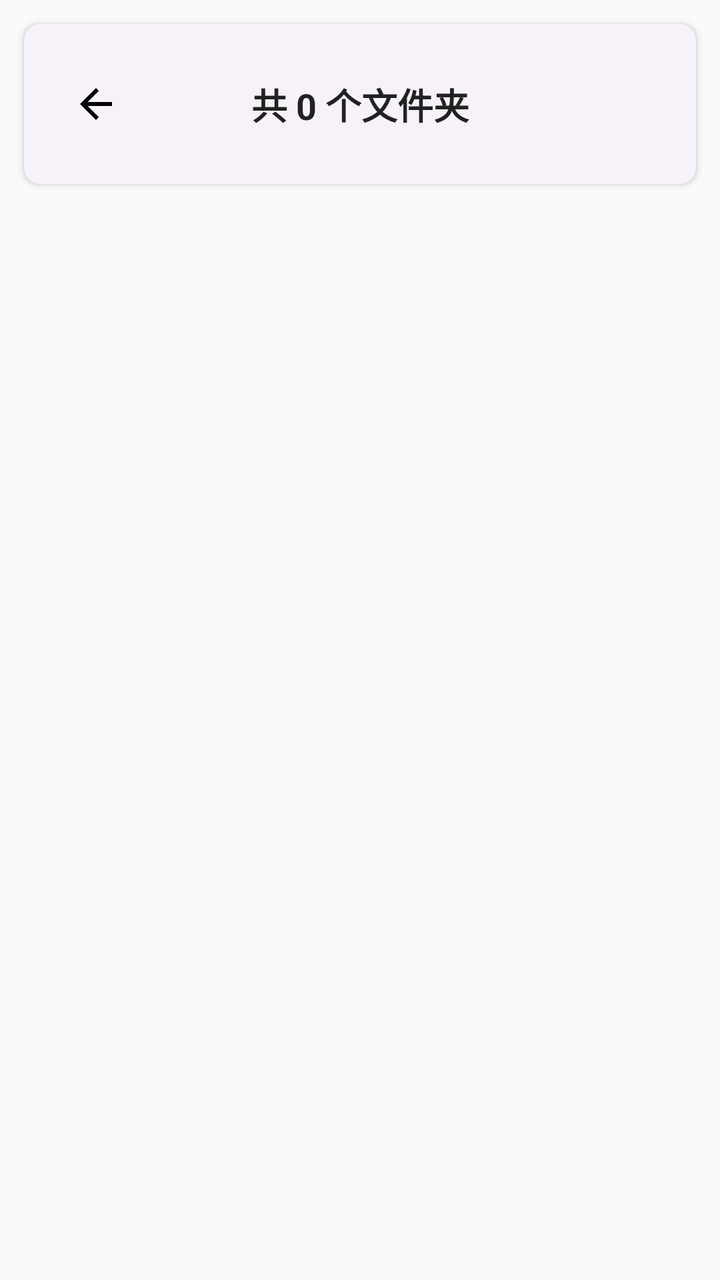
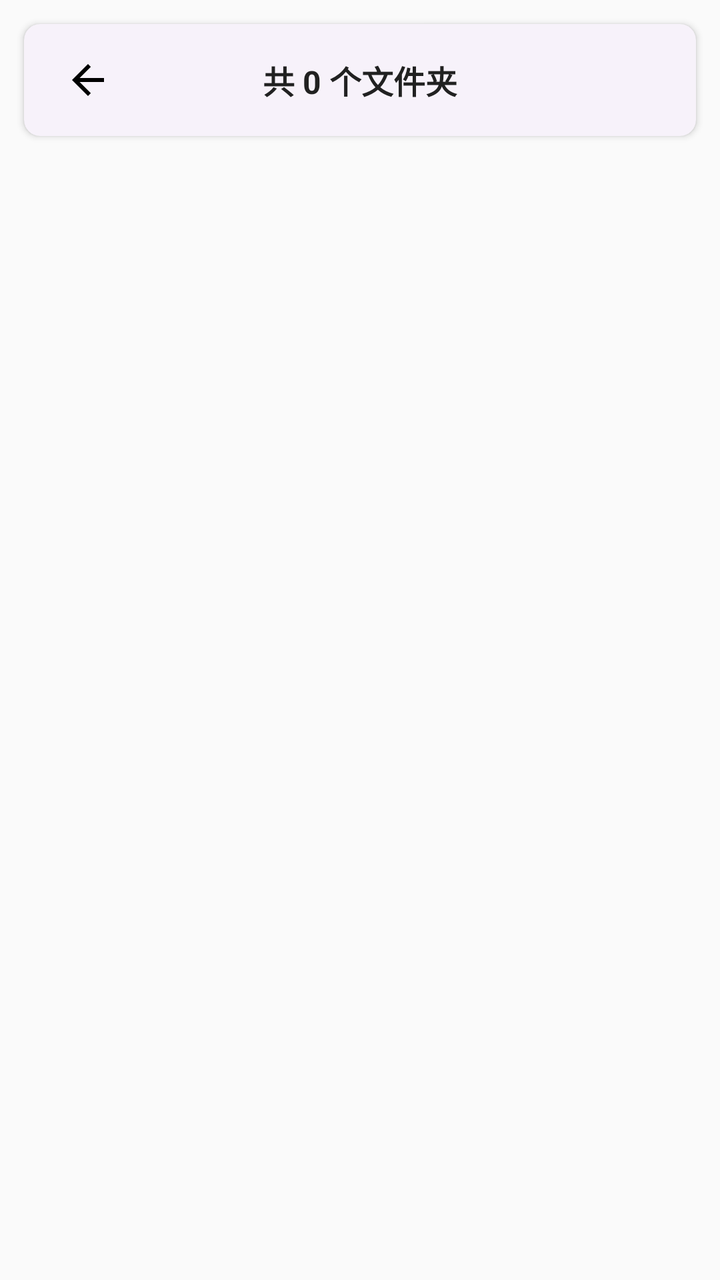

Two renders of the same Android screen: before a commit and after it. Below are the layout's source before the change and the commit's diff.
<!-- AndroidManifest.xml: application theme Theme.SelfCamMonitor -->
<!-- res/layout/activity_recordings.xml -->
<?xml version="1.0" encoding="utf-8"?>
<LinearLayout xmlns:android="http://schemas.android.com/apk/res/android"
    xmlns:app="http://schemas.android.com/apk/res-auto"
    xmlns:tools="http://schemas.android.com/tools"
    android:layout_width="match_parent"
    android:layout_height="match_parent"
    android:orientation="vertical"
    android:background="@color/background_light"
    android:focusableInTouchMode="true"
    android:fitsSystemWindows="true">

    
    <androidx.cardview.widget.CardView
        android:layout_width="match_parent"
        android:layout_height="wrap_content"
        android:layout_margin="12dp"
        app:cardCornerRadius="8dp"
        app:cardElevation="2dp">

        <androidx.constraintlayout.widget.ConstraintLayout
            android:layout_width="match_parent"
            android:layout_height="wrap_content"
            android:paddingHorizontal="12dp"
            android:paddingVertical="16dp">

            
            <ImageButton
                android:id="@+id/btnBack"
                android:layout_width="48dp"
                android:layout_height="48dp"
                android:src="@drawable/ic_menu_revert"
                android:background="?attr/selectableItemBackgroundBorderless"
                android:contentDescription="返回"
                android:visibility="visible"
                tools:ignore="MissingConstraints" />

            
            <Button
                android:id="@+id/btnSelectAll"
                android:layout_width="wrap_content"
                android:layout_height="wrap_content"
                android:text="全选"
                android:textSize="14sp"
                android:visibility="gone"
                style="@style/Widget.Material3.Button.TextButton"
                app:layout_constraintStart_toStartOf="parent"
                app:layout_constraintTop_toTopOf="parent"
                app:layout_constraintBottom_toBottomOf="parent" />

            
            <Button
                android:id="@+id/btnCancelSelect"
                android:layout_width="wrap_content"
                android:layout_height="wrap_content"
                android:text="取消"
                android:textSize="14sp"
                style="@style/Widget.Material3.Button.TextButton"
                android:visibility="gone"
                app:layout_constraintEnd_toEndOf="parent"
                app:layout_constraintTop_toTopOf="parent"
                app:layout_constraintBottom_toBottomOf="parent" />

            
            <TextView
                android:id="@+id/tvFileCount"
                android:layout_width="wrap_content"
                android:layout_height="wrap_content"
                android:text="共 0 个文件夹"
                android:textSize="18sp"
                android:textStyle="bold"
                android:textColor="@color/text_primary"
                android:visibility="visible"
                app:layout_constraintStart_toStartOf="parent"
                app:layout_constraintEnd_toEndOf="parent"
                app:layout_constraintTop_toTopOf="parent"
                app:layout_constraintBottom_toBottomOf="parent" />

            
            <TextView
                android:id="@+id/tvSelectedCount"
                android:layout_width="wrap_content"
                android:layout_height="wrap_content"
                android:text="已选 0 项"
                android:textSize="16sp"
                android:textColor="@color/text_primary"
                android:visibility="gone"
                app:layout_constraintStart_toStartOf="parent"
                app:layout_constraintEnd_toEndOf="parent"
                app:layout_constraintTop_toTopOf="parent"
                app:layout_constraintBottom_toBottomOf="parent" />
        </androidx.constraintlayout.widget.ConstraintLayout>
    </androidx.cardview.widget.CardView>

    
    <androidx.recyclerview.widget.RecyclerView
        android:id="@+id/recyclerView"
        android:layout_width="match_parent"
        android:layout_height="0dp"
        android:layout_weight="1"
        android:padding="4dp" />

    
    <LinearLayout
        android:id="@+id/buttonCard"
        android:layout_width="match_parent"
        android:layout_height="wrap_content"
        android:layout_margin="8dp"
        android:orientation="horizontal"
        android:gravity="center_vertical"
        android:visibility="gone">

        <androidx.cardview.widget.CardView
            android:layout_width="0dp"
            android:layout_height="wrap_content"
            android:layout_weight="1"
            android:layout_marginEnd="4dp"
            app:cardCornerRadius="8dp"
            app:cardElevation="2dp">

            <Button
                android:id="@+id/btnDelete"
                android:layout_width="match_parent"
                android:layout_height="wrap_content"
                android:text="删除选中"
                android:textSize="16sp"
                android:backgroundTint="@color/status_stopped"
                android:paddingVertical="12dp" />
        </androidx.cardview.widget.CardView>

        <androidx.cardview.widget.CardView
            android:layout_width="0dp"
            android:layout_height="wrap_content"
            android:layout_weight="1"
            android:layout_marginStart="4dp"
            app:cardCornerRadius="8dp"
            app:cardElevation="2dp">

            <Button
                android:id="@+id/btnExport"
                android:layout_width="match_parent"
                android:layout_height="wrap_content"
                android:text="导出选中"
                android:textSize="16sp"
                android:backgroundTint="@color/primary"
                android:paddingVertical="12dp" />
        </androidx.cardview.widget.CardView>
    </LinearLayout>
</LinearLayout>
<!-- resources referenced by this layout -->
<resources>
  <color name="background_light">#FAFAFA</color>
  <color name="primary">#2196F3</color>
  <color name="status_stopped">#F44336</color>
  <color name="text_primary">#212121</color>
  <!-- drawable ic_menu_revert (drawable) -->
  <vector xmlns:android="http://schemas.android.com/apk/res/android" android:autoMirrored="true" android:height="24dp" android:tint="#000000" android:viewportHeight="24" android:viewportWidth="24" android:width="24dp">
        
      <path android:fillColor="@android:color/white" android:pathData="M20,11H7.83l5.59,-5.59L12,4l-8,8 8,8 1.41,-1.41L7.83,13H20v-2z"/>
      
  </vector>
  <style name="Theme.SelfCamMonitor" parent="Base.Theme.SelfCamMonitor" />
  <color name="white">#FFFFFFFF</color>
  <color name="primary_light">#BBDEFB</color>
  <color name="primary_dark">#1976D2</color>
  <color name="accent">#FF5722</color>
  <color name="surface">#FFFFFF</color>
  <style name="Widget.SelfCamMonitor.CardView" parent="Widget.Material3.CardView.Elevated">
          <item name="cardCornerRadius">12dp</item>
          <item name="cardElevation">4dp</item>
          <item name="strokeWidth">0dp</item>
      </style>
  <!-- unchanged entries left out for length: 1 -->
</resources>

<!-- the commit's change to res/layout/activity_recordings.xml (unified diff, before → after) -->
@@ -21,13 +21,13 @@
             android:layout_width="match_parent"
             android:layout_height="wrap_content"
             android:paddingHorizontal="12dp"
-            android:paddingVertical="16dp">
+            android:paddingVertical="8dp">
 
             
             <ImageButton
                 android:id="@+id/btnBack"
-                android:layout_width="48dp"
-                android:layout_height="48dp"
+                android:layout_width="40dp"
+                android:layout_height="40dp"
                 android:src="@drawable/ic_menu_revert"
                 android:background="?attr/selectableItemBackgroundBorderless"
                 android:contentDescription="返回"
@@ -38,7 +38,10 @@
             <Button
                 android:id="@+id/btnSelectAll"
                 android:layout_width="wrap_content"
-                android:layout_height="wrap_content"
+                android:layout_height="40dp"
+                android:minHeight="0dp"
+                android:insetTop="0dp"
+                android:insetBottom="0dp"
                 android:text="全选"
                 android:textSize="14sp"
                 android:visibility="gone"
@@ -51,7 +54,10 @@
             <Button
                 android:id="@+id/btnCancelSelect"
                 android:layout_width="wrap_content"
-                android:layout_height="wrap_content"
+                android:layout_height="40dp"
+                android:minHeight="0dp"
+                android:insetTop="0dp"
+                android:insetBottom="0dp"
                 android:text="取消"
                 android:textSize="14sp"
                 style="@style/Widget.Material3.Button.TextButton"
@@ -66,7 +72,7 @@
                 android:layout_width="wrap_content"
                 android:layout_height="wrap_content"
                 android:text="共 0 个文件夹"
-                android:textSize="18sp"
+                android:textSize="16sp"
                 android:textStyle="bold"
                 android:textColor="@color/text_primary"
                 android:visibility="visible"
@@ -81,7 +87,7 @@
                 android:layout_width="wrap_content"
                 android:layout_height="wrap_content"
                 android:text="已选 0 项"
-                android:textSize="16sp"
+                android:textSize="15sp"
                 android:textColor="@color/text_primary"
                 android:visibility="gone"
                 app:layout_constraintStart_toStartOf="parent"
@@ -92,57 +98,88 @@
     </androidx.cardview.widget.CardView>
 
     
-    <androidx.recyclerview.widget.RecyclerView
-        android:id="@+id/recyclerView"
+    <FrameLayout
         android:layout_width="match_parent"
         android:layout_height="0dp"
-        android:layout_weight="1"
-        android:padding="4dp" />
+        android:layout_weight="1">
+
+        <androidx.recyclerview.widget.RecyclerView
+            android:id="@+id/recyclerView"
+            android:layout_width="match_parent"
+            android:layout_height="match_parent"
+            android:padding="4dp" />
+
+        <LinearLayout
+            android:id="@+id/emptyView"
+            android:layout_width="wrap_content"
+            android:layout_height="wrap_content"
+            android:layout_gravity="center"
+            android:orientation="vertical"
+            android:gravity="center"
+            android:visibility="gone">
+
+            <ImageView
+                android:layout_width="56dp"
+                android:layout_height="56dp"
+                android:src="@drawable/ic_movie"
+                app:tint="@color/text_hint"
+                android:contentDescription="暂无录像" />
+
+            <TextView
+                android:layout_width="wrap_content"
+                android:layout_height="wrap_content"
+                android:text="暂无录像"
+                android:textSize="14sp"
+                android:textColor="@color/text_secondary"
+                android:layout_marginTop="12dp" />
+
+            <TextView
+                android:layout_width="wrap_content"
+                android:layout_height="wrap_content"
+                android:text="启动监控后，录像将按日期自动归档到这里"
+                android:textSize="12sp"
+                android:textColor="@color/text_hint"
+                android:layout_marginTop="4dp" />
+        </LinearLayout>
+    </FrameLayout>
 
     
     <LinearLayout
         android:id="@+id/buttonCard"
         android:layout_width="match_parent"
         android:layout_height="wrap_content"
-        android:layout_margin="8dp"
+        android:layout_margin="12dp"
         android:orientation="horizontal"
         android:gravity="center_vertical"
         android:visibility="gone">
 
-        <androidx.cardview.widget.CardView
+        <com.google.android.material.button.MaterialButton
+            android:id="@+id/btnDelete"
             android:layout_width="0dp"
             android:layout_height="wrap_content"
             android:layout_weight="1"
-            android:layout_marginEnd="4dp"
-            app:cardCornerRadius="8dp"
-            app:cardElevation="2dp">
+            android:text="删除选中"
+            android:textSize="15sp"
+            style="@style/Widget.Material3.Button.OutlinedButton"
+            android:textColor="@color/status_stopped"
+            app:strokeColor="@color/status_stopped"
+            app:icon="@drawable/ic_delete"
+            app:iconTint="@color/status_stopped"
+            app:iconGravity="textStart"
+            app:cornerRadius="12dp"
+            android:layout_marginEnd="6dp" />
 
-            <Button
-                android:id="@+id/btnDelete"
-                android:layout_width="match_parent"
-                android:layout_height="wrap_content"
-                android:text="删除选中"
-                android:textSize="16sp"
-                android:backgroundTint="@color/status_stopped"
-                android:paddingVertical="12dp" />
-        </androidx.cardview.widget.CardView>
-
-        <androidx.cardview.widget.CardView
+        <com.google.android.material.button.MaterialButton
+            android:id="@+id/btnExport"
             android:layout_width="0dp"
             android:layout_height="wrap_content"
             android:layout_weight="1"
-            android:layout_marginStart="4dp"
-            app:cardCornerRadius="8dp"
-            app:cardElevation="2dp">
-
-            <Button
-                android:id="@+id/btnExport"
-                android:layout_width="match_parent"
-                android:layout_height="wrap_content"
-                android:text="导出选中"
-                android:textSize="16sp"
-                android:backgroundTint="@color/primary"
-                android:paddingVertical="12dp" />
-        </androidx.cardview.widget.CardView>
+            android:text="导出选中"
+            android:textSize="15sp"
+            android:backgroundTint="@color/primary"
+            app:icon="@drawable/ic_export"
+            app:iconGravity="textStart"
+            app:cornerRadius="12dp"
+            android:layout_marginStart="6dp" />
     </LinearLayout>
 </LinearLayout>
<!-- resource entries referenced after the edit -->
@@ -3,12 +3,47 @@
   <color name="background_light">#FAFAFA</color>
   <color name="primary">#2196F3</color>
   <color name="status_stopped">#F44336</color>
+  <color name="text_hint">#BDBDBD</color>
   <color name="text_primary">#212121</color>
+  <color name="text_secondary">#757575</color>
+  <!-- drawable ic_delete (drawable) -->
+  <vector xmlns:android="http://schemas.android.com/apk/res/android"
+      android:width="24dp"
+      android:height="24dp"
+      android:viewportWidth="24"
+      android:viewportHeight="24"
+      android:tint="?attr/colorControlNormal">
+      <path
+          android:fillColor="@android:color/white"
+          android:pathData="M6,19c0,1.1 0.9,2 2,2h8c1.1,0 2,-0.9 2,-2V7H6v12zM19,4h-3.5l-1,-1h-5l-1,1H5v2h14V4z" />
+  </vector>
+  <!-- drawable ic_export (drawable) -->
+  <vector xmlns:android="http://schemas.android.com/apk/res/android"
+      android:width="24dp"
+      android:height="24dp"
+      android:viewportWidth="24"
+      android:viewportHeight="24"
+      android:tint="?attr/colorControlNormal">
+      <path
+          android:fillColor="@android:color/white"
+          android:pathData="M18,16.08c-0.76,0 -1.44,0.3 -1.96,0.77L8.91,12.7c0.05,-0.23 0.09,-0.46 0.09,-0.7s-0.04,-0.47 -0.09,-0.7l7.05,-4.11c0.54,0.5 1.25,0.81 2.04,0.81 1.66,0 3,-1.34 3,-3s-1.34,-3 -3,-3 -3,1.34 -3,3c0,0.24 0.04,0.47 0.09,0.7L8.04,9.81C7.5,9.31 6.79,9 6,9c-1.66,0 -3,1.34 -3,3s1.34,3 3,3c0.79,0 1.5,-0.31 2.04,-0.81l7.12,4.16c-0.05,0.21 -0.08,0.43 -0.08,0.65 0,1.61 1.31,2.92 2.92,2.92 1.61,0 2.92,-1.31 2.92,-2.92s-1.31,-2.92 -2.92,-2.92z" />
+  </vector>
   <!-- drawable ic_menu_revert (drawable) -->
   <vector xmlns:android="http://schemas.android.com/apk/res/android" android:autoMirrored="true" android:height="24dp" android:tint="#000000" android:viewportHeight="24" android:viewportWidth="24" android:width="24dp">
         
       <path android:fillColor="@android:color/white" android:pathData="M20,11H7.83l5.59,-5.59L12,4l-8,8 8,8 1.41,-1.41L7.83,13H20v-2z"/>
       
+  </vector>
+  <!-- drawable ic_movie (drawable) -->
+  <vector xmlns:android="http://schemas.android.com/apk/res/android"
+      android:width="24dp"
+      android:height="24dp"
+      android:viewportWidth="24"
+      android:viewportHeight="24"
+      android:tint="?attr/colorControlNormal">
+      <path
+          android:fillColor="@android:color/white"
+          android:pathData="M18,4l2,4h-3l-2,-4h-2l2,4h-3l-2,-4H8l2,4H7L5,4H4c-1.1,0 -1.99,0.9 -1.99,2L2,18c0,1.1 0.9,2 2,2h16c1.1,0 2,-0.9 2,-2V4h-4z" />
   </vector>
   <style name="Theme.SelfCamMonitor" parent="Base.Theme.SelfCamMonitor" />
   <color name="white">#FFFFFFFF</color>
